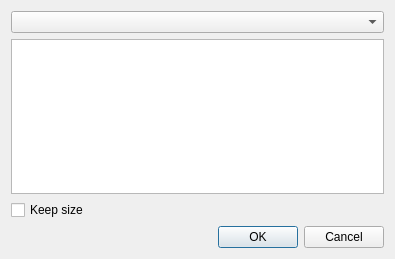
This is dialogeditstring.ui in horsicq/FormatDialogs as Qt 5 draws it before an edit. The edited form follows.
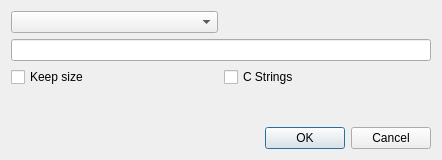
This is the edited form.

```diff
--- a/dialogeditstring.ui
+++ b/dialogeditstring.ui
@@ -9,8 +9,8 @@
    <rect>
     <x>0</x>
     <y>0</y>
-    <width>395</width>
-    <height>259</height>
+    <width>442</width>
+    <height>160</height>
    </rect>
   </property>
   <property name="windowTitle">
@@ -21,10 +21,21 @@
   </property>
   <layout class="QVBoxLayout" name="verticalLayout">
    <item>
-    <widget class="QComboBox" name="comboBoxType"/>
+    <layout class="QHBoxLayout" name="horizontalLayout_3">
+     <item>
+      <widget class="QComboBox" name="comboBoxType"/>
+     </item>
+     <item>
+      <widget class="QLabel" name="labelAvailable">
+       <property name="text">
+        <string/>
+       </property>
+      </widget>
+     </item>
+    </layout>
    </item>
    <item>
-    <widget class="QPlainTextEdit" name="plainTextEditString"/>
+    <widget class="QLineEdit" name="lineEditString"/>
    </item>
    <item>
     <layout class="QHBoxLayout" name="horizontalLayout_2">
@@ -36,14 +47,27 @@
       </widget>
      </item>
      <item>
-      <widget class="QLabel" name="labelAvailable">
+      <widget class="QCheckBox" name="checkBoxCStrings">
        <property name="text">
-        <string/>
+        <string>C Strings</string>
        </property>
       </widget>
      </item>
     </layout>
    </item>
+   <item>
+    <spacer name="verticalSpacer">
+     <property name="orientation">
+      <enum>Qt::Vertical</enum>
+     </property>
+     <property name="sizeHint" stdset="0">
+      <size>
+       <width>20</width>
+       <height>40</height>
+      </size>
+     </property>
+    </spacer>
+   </item>
    <item>
     <layout class="QHBoxLayout" name="horizontalLayout">
      <item>
```
